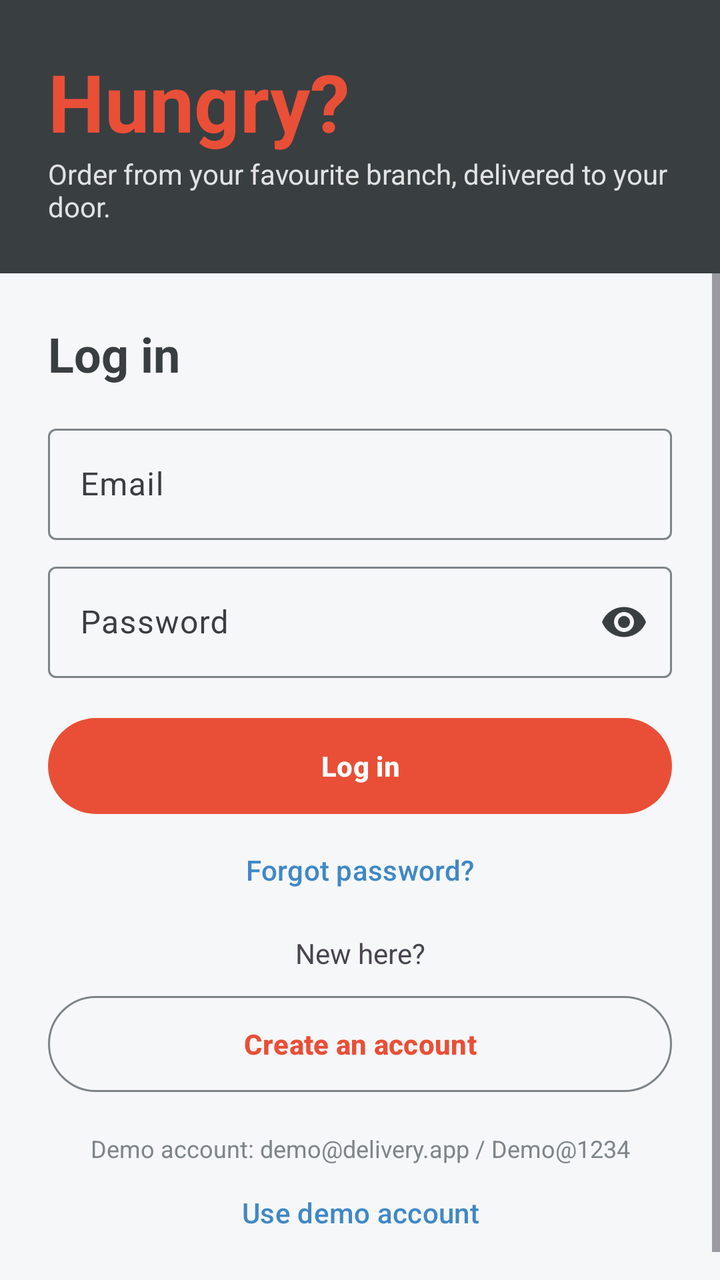
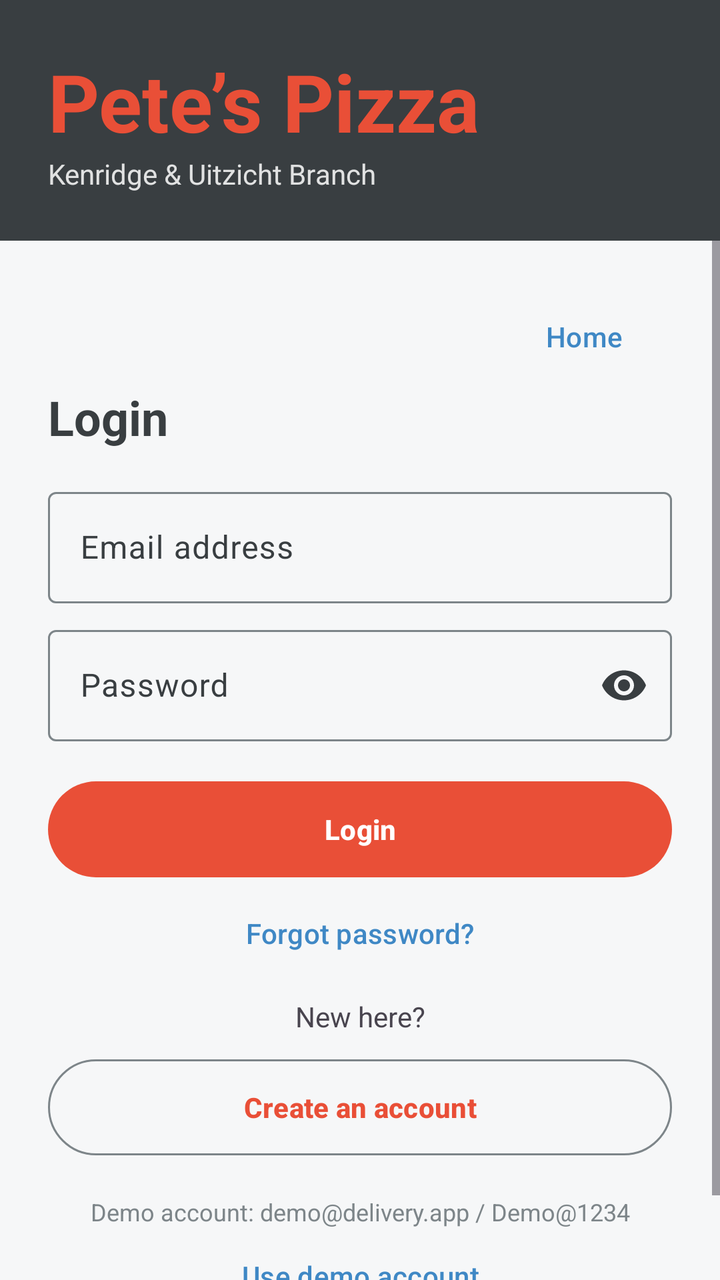

Compare the two renders of this Android layout. The source of the first and the diff that turns it into the second are given below.
<!-- AndroidManifest.xml: application theme Theme.DeliveryApp -->
<!-- res/layout/activity_login.xml -->
<?xml version="1.0" encoding="utf-8"?>
<LinearLayout xmlns:android="http://schemas.android.com/apk/res/android" xmlns:app="http://schemas.android.com/apk/res-auto"
    android:layout_width="match_parent" android:layout_height="match_parent" android:orientation="vertical">
    <LinearLayout android:layout_width="match_parent" android:layout_height="wrap_content"
        android:background="@color/gunmetal" android:orientation="vertical" android:padding="24dp"
        android:paddingTop="36dp" android:paddingBottom="36dp">
        <TextView android:layout_width="wrap_content" android:layout_height="wrap_content" android:text="Hungry?"
            android:textColor="@color/terracotta" android:textSize="40sp" android:textStyle="bold" />
        <TextView android:layout_width="wrap_content" android:layout_height="wrap_content"
            android:text="Order from your favourite branch, delivered to your door." android:textColor="#D9FFFFFF" />
    </LinearLayout>
    <ScrollView android:layout_width="match_parent" android:layout_height="0dp" android:layout_weight="1"
        android:fillViewport="true">
        <LinearLayout android:layout_width="match_parent" android:layout_height="wrap_content"
            android:orientation="vertical" android:padding="24dp">
            <TextView android:layout_width="wrap_content" android:layout_height="wrap_content" android:text="Log in"
                android:textAppearance="@style/TextAppearance.Material3.HeadlineSmall" android:textStyle="bold" />
            <com.google.android.material.textfield.TextInputLayout
        style="@style/Widget.Material3.TextInputLayout.OutlinedBox"
        android:layout_width="match_parent" android:layout_height="wrap_content"
        android:layout_marginTop="16dp" android:hint="Email" >
        <com.google.android.material.textfield.TextInputEditText
            android:id="@+id/etEmail" android:layout_width="match_parent" android:layout_height="wrap_content"
            android:inputType="textEmailAddress" android:maxLines="1"/>
    </com.google.android.material.textfield.TextInputLayout>
            <com.google.android.material.textfield.TextInputLayout
        style="@style/Widget.Material3.TextInputLayout.OutlinedBox"
        android:layout_width="match_parent" android:layout_height="wrap_content"
        android:layout_marginTop="8dp" android:hint="Password" app:endIconMode="password_toggle">
        <com.google.android.material.textfield.TextInputEditText
            android:id="@+id/etPassword" android:layout_width="match_parent" android:layout_height="wrap_content"
            android:inputType="textPassword" android:maxLines="1"/>
    </com.google.android.material.textfield.TextInputLayout>
            <TextView android:id="@+id/tvMessage" android:layout_width="match_parent" android:layout_height="wrap_content"
        android:layout_marginTop="12dp" android:visibility="gone" />
            <com.google.android.material.button.MaterialButton 
        android:id="@+id/btnLogin" android:layout_width="match_parent" android:layout_height="56dp"
        android:layout_marginTop="16dp" android:text="Log in" android:textStyle="bold" />
            <com.google.android.material.button.MaterialButton style="@style/Widget.Material3.Button.TextButton"
                android:id="@+id/btnForgot" android:layout_width="match_parent" android:layout_height="wrap_content"
                android:text="Forgot password?" android:textColor="@color/steel_blue" />
            <TextView android:layout_width="match_parent" android:layout_height="wrap_content" android:layout_marginTop="8dp"
                android:gravity="center" android:text="New here?" />
            <com.google.android.material.button.MaterialButton style="@style/Widget.Material3.Button.OutlinedButton"
        android:id="@+id/btnRegister" android:layout_width="match_parent" android:layout_height="56dp"
        android:layout_marginTop="8dp" android:text="Create an account" android:textStyle="bold" />
            <TextView android:id="@+id/tvDemoHint" android:layout_width="match_parent" android:layout_height="wrap_content"
                android:layout_marginTop="16dp" android:gravity="center" android:textColor="?attr/colorOutline"
                android:textSize="12sp" android:text="Demo account: demo@delivery.app / Demo@1234" />
            <com.google.android.material.button.MaterialButton style="@style/Widget.Material3.Button.TextButton"
                android:id="@+id/btnDemo" android:layout_width="match_parent" android:layout_height="wrap_content"
                android:text="Use demo account" android:textColor="@color/steel_blue" />
        </LinearLayout>
    </ScrollView>
</LinearLayout>
<!-- resources referenced by this layout -->
<resources>
  <color name="gunmetal">#393E41</color>
  <color name="steel_blue">#3F88C5</color>
  <color name="terracotta">#E94F37</color>
  <style name="Theme.DeliveryApp" parent="Theme.Material3.Light.NoActionBar">
          <item name="colorPrimary">@color/terracotta</item>
          <item name="colorOnPrimary">@color/white</item>
          <item name="colorPrimaryContainer">@color/terracotta_soft</item>
          <item name="colorOnPrimaryContainer">@color/gunmetal</item>
          <item name="colorSecondary">@color/steel_blue</item>
          <item name="colorOnSecondary">@color/white</item>
          <item name="colorSecondaryContainer">@color/steel_blue_soft</item>
          <item name="colorOnSecondaryContainer">@color/gunmetal</item>
          <item name="colorTertiary">@color/gunmetal</item>
          <item name="colorSurface">@color/white</item>
          <item name="colorOnSurface">@color/gunmetal</item>
          <item name="colorSurfaceVariant">@color/paper_variant</item>
          <item name="colorOnSurfaceVariant">@color/gunmetal</item>
          <item name="colorOutline">@color/outline</item>
          <item name="colorError">@color/error_red</item>
          <item name="android:colorBackground">@color/paper</item>
          <item name="android:textColorPrimary">@color/gunmetal</item>
          <item name="android:statusBarColor">@color/gunmetal</item>
          <item name="android:windowLightStatusBar">false</item>
      </style>
  <color name="white">#FFFFFF</color>
  <color name="terracotta_soft">#FCE3DE</color>
  <color name="steel_blue_soft">#DDEBF7</color>
  <color name="paper_variant">#E9ECEE</color>
  <color name="outline">#7D8589</color>
  <color name="error_red">#B3261E</color>
  <color name="paper">#F6F7F8</color>
</resources>

<!-- the commit's change to res/layout/activity_login.xml (unified diff, before → after) -->
@@ -4,21 +4,24 @@
     <LinearLayout android:layout_width="match_parent" android:layout_height="wrap_content"
         android:background="@color/gunmetal" android:orientation="vertical" android:padding="24dp"
         android:paddingTop="36dp" android:paddingBottom="36dp">
-        <TextView android:layout_width="wrap_content" android:layout_height="wrap_content" android:text="Hungry?"
+        <TextView android:layout_width="wrap_content" android:layout_height="wrap_content" android:text="Pete’s Pizza"
             android:textColor="@color/terracotta" android:textSize="40sp" android:textStyle="bold" />
         <TextView android:layout_width="wrap_content" android:layout_height="wrap_content"
-            android:text="Order from your favourite branch, delivered to your door." android:textColor="#D9FFFFFF" />
+            android:text="Kenridge &amp; Uitzicht Branch" android:textColor="#D9FFFFFF" />
     </LinearLayout>
     <ScrollView android:layout_width="match_parent" android:layout_height="0dp" android:layout_weight="1"
         android:fillViewport="true">
         <LinearLayout android:layout_width="match_parent" android:layout_height="wrap_content"
             android:orientation="vertical" android:padding="24dp">
-            <TextView android:layout_width="wrap_content" android:layout_height="wrap_content" android:text="Log in"
+            <com.google.android.material.button.MaterialButton style="@style/Widget.Material3.Button.TextButton"
+                android:id="@+id/btnHome" android:layout_width="wrap_content" android:layout_height="wrap_content"
+                android:layout_gravity="end" android:text="Home" android:textColor="@color/steel_blue" />
+            <TextView android:layout_width="wrap_content" android:layout_height="wrap_content" android:text="Login"
                 android:textAppearance="@style/TextAppearance.Material3.HeadlineSmall" android:textStyle="bold" />
             <com.google.android.material.textfield.TextInputLayout
         style="@style/Widget.Material3.TextInputLayout.OutlinedBox"
         android:layout_width="match_parent" android:layout_height="wrap_content"
-        android:layout_marginTop="16dp" android:hint="Email" >
+        android:layout_marginTop="16dp" android:hint="Email address" >
         <com.google.android.material.textfield.TextInputEditText
             android:id="@+id/etEmail" android:layout_width="match_parent" android:layout_height="wrap_content"
             android:inputType="textEmailAddress" android:maxLines="1"/>
@@ -35,7 +38,7 @@
         android:layout_marginTop="12dp" android:visibility="gone" />
             <com.google.android.material.button.MaterialButton 
         android:id="@+id/btnLogin" android:layout_width="match_parent" android:layout_height="56dp"
-        android:layout_marginTop="16dp" android:text="Log in" android:textStyle="bold" />
+        android:layout_marginTop="16dp" android:text="Login" android:textStyle="bold" />
             <com.google.android.material.button.MaterialButton style="@style/Widget.Material3.Button.TextButton"
                 android:id="@+id/btnForgot" android:layout_width="match_parent" android:layout_height="wrap_content"
                 android:text="Forgot password?" android:textColor="@color/steel_blue" />
